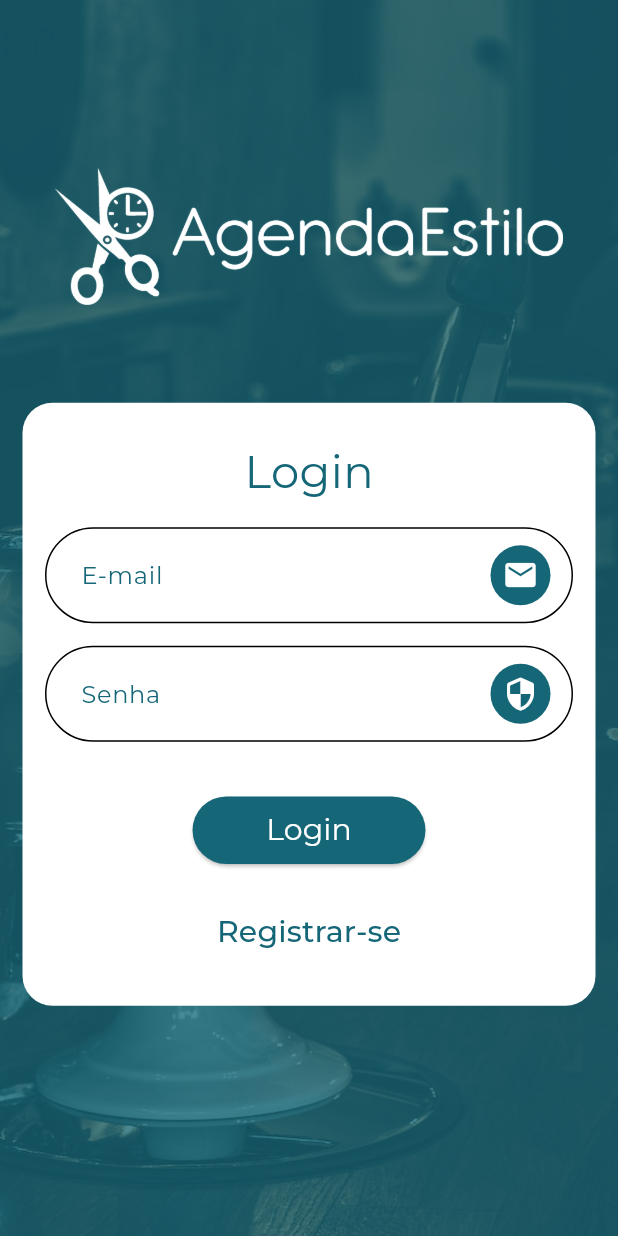
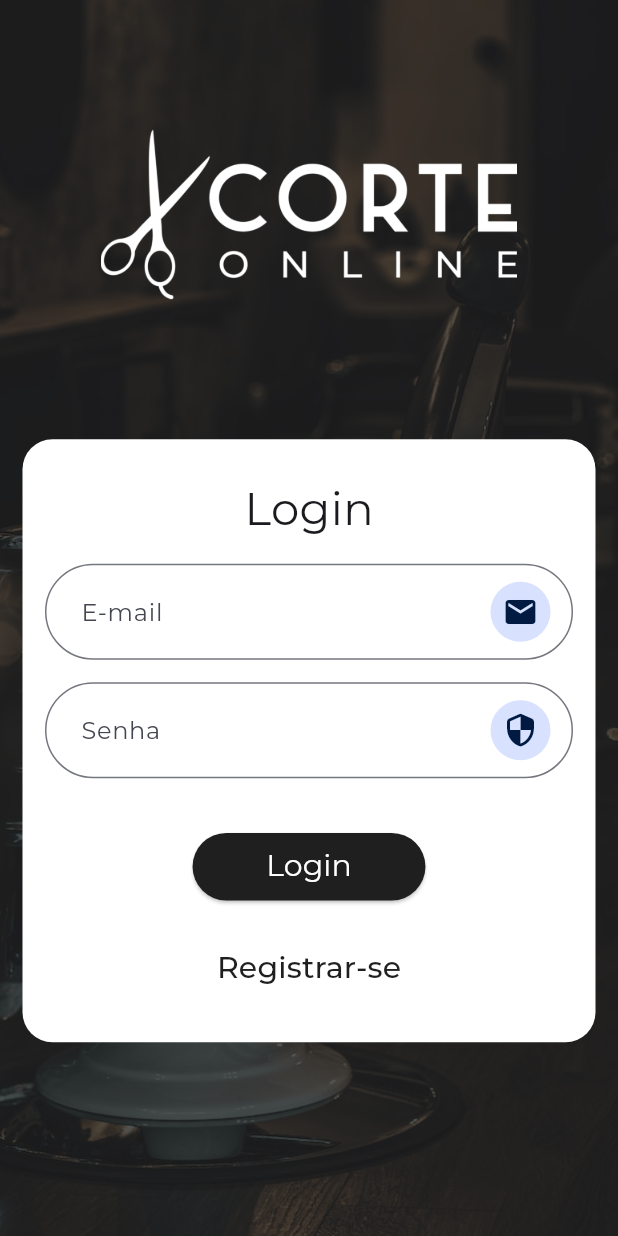
Before and after one commit to PauloJJ/corteonline, a Flutter app: the screen it shows after launch, on a phone screen of 412 x 824 dp. Run offline on Flutter 3.47's test engine with Material 3 defaults, Android fonts, the phone set to English and light mode, and no system bars; our stand-ins replace brasil_fields, cloud_firestore, firebase_analytics, firebase_auth, firebase_core, firebase_storage and 5 more; missing offline and left inert: whatsapp_unilink; accounts and stored records are empty.

Commit message:
first commit

```diff
--- a/lib/components/auth_or_app_component.dart
+++ b/lib/components/auth_or_app_component.dart
@@ -1,12 +1,11 @@
 import 'package:cloud_firestore/cloud_firestore.dart';
+import 'package:firebase_analytics/firebase_analytics.dart';
 import 'package:firebase_auth/firebase_auth.dart';
 import 'package:flutter/material.dart';
 import 'package:nico/model/barber_model.dart';
 import 'package:nico/model/user_model.dart';
-
 import 'package:nico/screens/auth_screens/login_screen.dart';
 import 'package:nico/screens/bottom_navigator.dart';
-
 import 'package:nico/screens/loading_screen.dart';
 import 'package:nico/screens/tutorial_screen.dart';
 
@@ -20,6 +19,15 @@
 }
 
 class _AuthOrAppComponentState extends State<AuthOrAppComponent> {
+  @override
+  void initState() {
+    super.initState();
+
+    FirebaseAnalytics.instance.logEvent(
+      name: 'init_app',
+    );
+  }
+
   @override
   Widget build(BuildContext context) {
     return StreamBuilder(
--- a/lib/main.dart
+++ b/lib/main.dart
@@ -1,3 +1,4 @@
+import 'package:firebase_analytics/firebase_analytics.dart';
 import 'package:firebase_core/firebase_core.dart';
 import 'package:flutter/material.dart';
 import 'package:flutter_localizations/flutter_localizations.dart';
@@ -13,17 +14,25 @@
 void main() async {
   WidgetsFlutterBinding.ensureInitialized();
   await MobileAds.instance.initialize();
-  await Firebase.initializeApp(
-    options: DefaultFirebaseOptions.currentPlatform,
+  await Firebase.initializeApp();
+
+  await FirebaseAnalytics.instance.logEvent(
+    name: 'init_app',
   );
 
   runApp(const MyApp());
 }
 
-class MyApp extends StatelessWidget {
+class MyApp extends StatefulWidget {
   const MyApp({super.key});
 
-  // This widget is the root of your application.
+  @override
+  State<MyApp> createState() => _MyAppState();
+}
+
+class _MyAppState extends State<MyApp> {
+  FirebaseAnalytics analytics = FirebaseAnalytics.instance;
+
   @override
   Widget build(BuildContext context) {
     return MultiProvider(
@@ -48,26 +57,46 @@
         supportedLocales: const [
           Locale('pt', 'BR'),
         ],
+        navigatorObservers: [
+          FirebaseAnalyticsObserver(analytics: analytics),
+        ],
         theme: ThemeData(
           useMaterial3: true,
           colorScheme: const ColorScheme(
             brightness: Brightness.light,
-            primary: Color(0xFF156778),
-            onPrimary: Colors.white,
-            secondary: Color(0xFFF98601),
-            onSecondary: Color(0xFF156778),
-            error: Colors.red,
-            onError: Colors.white,
-            background: Colors.white,
-            onBackground: Colors.black,
-            surface: Colors.white,
-            onSurface: Color(0xFF156778),
+            primary: Color.fromARGB(255, 31, 31, 31),
+            onPrimary: Color(0xFFFFFFFF),
+            primaryContainer: Color(0xFFD8E2FF),
+            onPrimaryContainer: Color(0xFF001A42),
+            secondary: Color(0xFF006874),
+            onSecondary: Color(0xFFFFFFFF),
+            secondaryContainer: Color(0xFF97F0FF),
+            onSecondaryContainer: Color(0xFF001F24),
+            tertiary: Color(0xFF4459A9),
+            onTertiary: Color(0xFFFFFFFF),
+            tertiaryContainer: Color(0xFFDDE1FF),
+            onTertiaryContainer: Color(0xFF001453),
+            error: Color(0xFFBA1A1A),
+            errorContainer: Color(0xFFFFDAD6),
+            onError: Color(0xFFFFFFFF),
+            onErrorContainer: Color(0xFF410002),
+            background: Color(0xFFFEFBFF),
+            onBackground: Color(0xFF1B1B1F),
+            surface: Color(0xFFFEFBFF),
+            onSurface: Color(0xFF1B1B1F),
+            surfaceVariant: Color(0xFFE1E2EC),
+            onSurfaceVariant: Color(0xFF44474F),
+            outline: Color(0xFF75777F),
+            onInverseSurface: Color(0xFFF2F0F4),
+            inverseSurface: Color(0xFF303034),
+            inversePrimary: Color(0xFFADC6FF),
+            shadow: Color(0xFF000000),
+            surfaceTint: Color(0xFF315DA8),
+            outlineVariant: Color(0xFFC4C6D0),
+            scrim: Color(0xFF000000),
           ),
           textTheme: TextTheme(
-            bodyLarge: GoogleFonts.montserrat(
-                // fontSize: 25,
-                // fontWeight: FontWeight.bold,
-                ),
+            bodyLarge: GoogleFonts.montserrat(),
             bodyMedium: GoogleFonts.montserrat(
               fontSize: 17,
             ),
--- a/lib/screens/auth_screens/login_screen.dart
+++ b/lib/screens/auth_screens/login_screen.dart
@@ -1,3 +1,5 @@
+// ignore_for_file: deprecated_member_use
+
 import 'package:firebase_auth/firebase_auth.dart';
 import 'package:flutter/material.dart';
 
@@ -16,20 +18,34 @@
   final emailController = TextEditingController();
   final passowrdController = TextEditingController();
 
-  bool _isLoading = false;
+  bool isLoading = false;
 
   submitForm() async {
+    setState(() {
+      isLoading = true;
+    });
+
     try {
       await FirebaseAuth.instance
           .signInWithEmailAndPassword(
               email: emailController.text, password: passowrdController.text)
-          .then((value) => Navigator.of(context).pushAndRemoveUntil(
-              MaterialPageRoute(
-                builder: (context) => AuthOrAppComponent(index: 0),
-              ),
-              (route) => false));
+          .then((value) {
+        setState(() {
+          isLoading = false;
+        });
+
+        Navigator.of(context).pushAndRemoveUntil(
+            MaterialPageRoute(
+              builder: (context) => AuthOrAppComponent(index: 0),
+            ),
+            (route) => false);
+      });
     } on FirebaseAuthException catch (erro) {
-      print(erro);
+      setState(() {
+        isLoading = false;
+      });
+
+      // ignore: use_build_context_synchronously
       return showDialog(
         context: context,
         builder: (context) {
@@ -89,14 +105,10 @@
               crossAxisAlignment: CrossAxisAlignment.center,
               mainAxisAlignment: MainAxisAlignment.center,
               children: [
-                SizedBox(height: AppBar().preferredSize.height * 2),
-
                 Image.asset(
                   'assets/images/branco.png',
-                  scale: 2.70,
+                  scale: 30,
                 ),
-
-                const SizedBox(height: 50),
 
                 // Register
                 Padding(
@@ -160,7 +172,7 @@
                             ),
                           ),
                           const SizedBox(height: 35),
-                          _isLoading == true
+                          isLoading == true
                               ? const Center(child: CircularProgressIndicator())
                               : ElevatedButton(
                                   onPressed: () {
```
Also changed, not shown: lib/components/tutorial_client_component.dart (+9 -8 lines), lib/screens/auth_screens/register_barber_screen.dart (+4 -8 lines), lib/screens/auth_screens/register_client_screen.dart (+4 -8 lines), lib/screens/home_screen.dart (+12 -10 lines), pubspec.yaml (+8 -7 lines), assets/images/branco.png, lib/firebase_options.dart, pubspec.lock, 49 other files.
